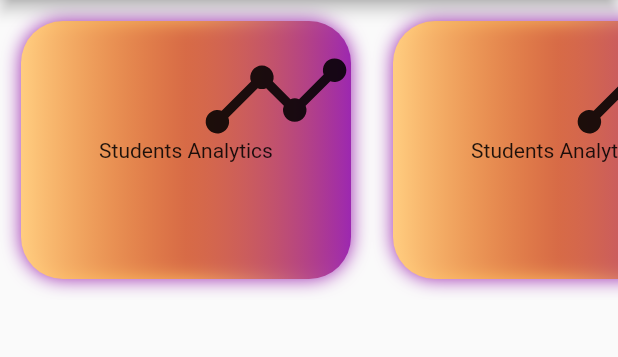
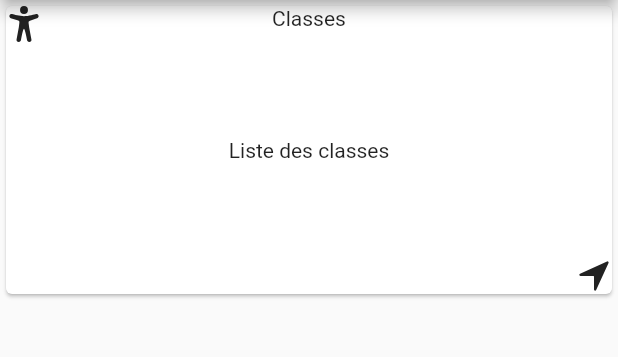
Before and after one commit to baimamboukar/heldis, a Flutter app: the screen it shows after launch, on a phone screen of 412 x 824 dp, the part 84-441 px from its top. Run offline on Flutter 3.47's test engine with Material 2 defaults, Android fonts, the phone set to English and light mode, and no system bars; our stand-ins replace firebase_core, flutter_riverpod, ionicons; accounts and stored records are empty.

Commit message:
home view

```diff
--- a/lib/screens/home.dart
+++ b/lib/screens/home.dart
@@ -1,4 +1,5 @@
 import 'package:flutter/material.dart';
+import 'package:heldis/widgets/block.dart';
 import 'package:ionicons/ionicons.dart';
 
 class Home extends StatelessWidget {
@@ -13,48 +14,16 @@ class Home extends StatelessWidget {
       ),
       body: SingleChildScrollView(
         child: Column(
-          children: <Widget>[
+          children: const <Widget>[
             SizedBox(
-                height: 200,
-                child: ListView.builder(
-                    itemCount: 10,
-                    scrollDirection: Axis.horizontal,
-                    itemBuilder: (context, index) {
-                      return Padding(
-                        padding: const EdgeInsets.all(14.0),
-                        child: Container(
-                          height: 180,
-                          width: 220,
-                          decoration: BoxDecoration(
-                            borderRadius: BorderRadius.circular(28.0),
-                            gradient: LinearGradient(colors: [
-                              Colors.orange.computeLuminance() > 0.5
-                                  ? Colors.orange.shade400
-                                  : Colors.orange.shade200,
-                              Colors.orange.withOpacity(0.6),
-                              Colors.purple
-                            ]),
-                            boxShadow: const [
-                              BoxShadow(color: Colors.purple, blurRadius: 10),
-                            ],
-                          ),
-                          child: Stack(
-                            children: const [
-                              Align(
-                                alignment: Alignment.topRight,
-                                child: Icon(
-                                  Ionicons.analytics,
-                                  size: 100,
-                                ),
-                              ),
-                              Align(
-                                  alignment: Alignment.center,
-                                  child: Text("Students Analytics"))
-                            ],
-                          ),
-                        ),
-                      );
-                    })),
+              height: 200,
+              child: Block(
+                title: "Classes",
+                desc: "Liste des classes",
+                icon: Icon(Ionicons.accessibility),
+                nextScreen: Home(),
+              ),
+            ),
           ],
         ),
       ),
```
